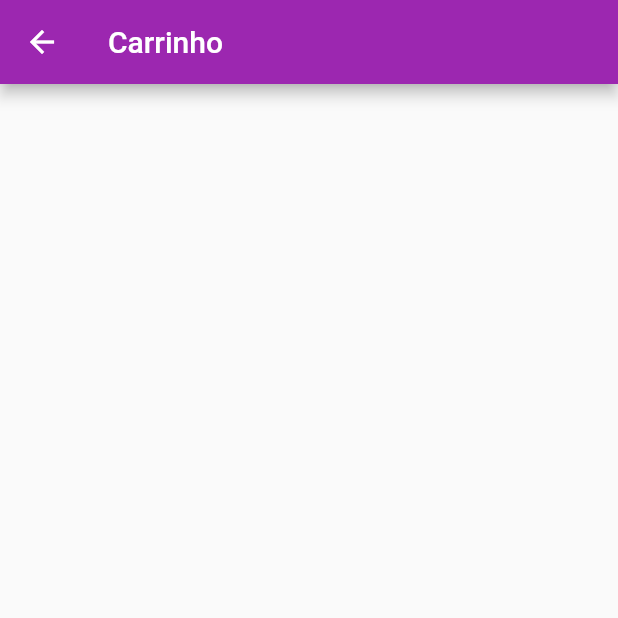
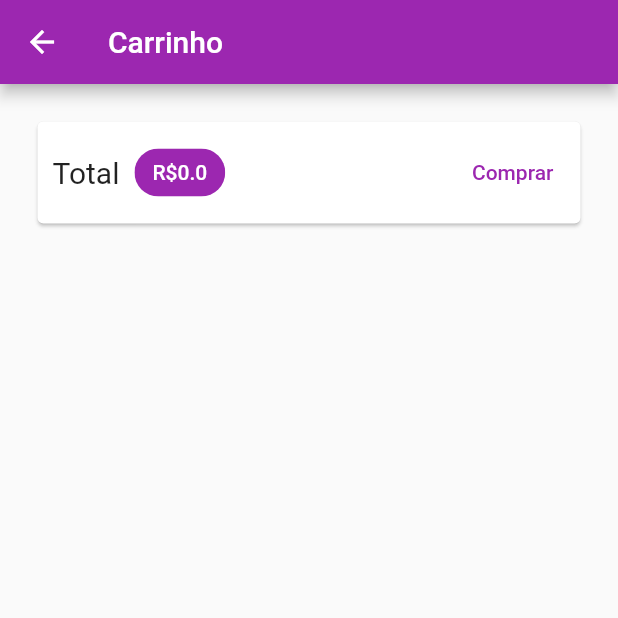
Before and after one commit to wladyband/shop_Flutter, a Flutter app: the CartPage screen opened by its route, on a phone screen of 412 x 824 dp, the top half of it. Run offline on Flutter 3.47's test engine with Material 2 defaults, Android fonts, the phone set to English and light mode, and no system bars; network calls fail.

Commit message:
trabalhando com o componente do carrinho aula 237

```diff
--- a/lib/pages/cart_page.dart
+++ b/lib/pages/cart_page.dart
@@ -1,14 +1,60 @@
 import 'package:flutter/material.dart';
+import 'package:provider/provider.dart';
+import 'package:shop/models/cart.dart';
 
 class CartPage extends StatelessWidget {
   const CartPage({Key? key}) : super(key: key);
 
   @override
   Widget build(BuildContext context) {
+    final cart = Provider.of<Cart>(
+        context,
+        listen: false
+    );
     return Scaffold(
       appBar: AppBar(
         title: Text('Carrinho'),
       ),
+      body: Column(
+        children: [
+          Card(
+            margin: const EdgeInsets.all(25),
+            child: Padding(
+              padding: const EdgeInsets.all(10),
+              child: Row(
+                mainAxisAlignment: MainAxisAlignment.spaceBetween,
+                children: [
+                  Text(
+                    'Total',
+                    style: TextStyle(
+                      fontSize: 20,
+                    ),
+                  ),
+                  SizedBox(width: 10),
+                  Chip(
+                    backgroundColor: Theme.of(context).primaryColor,
+                    label: Text(
+                        'R\$${cart.totalAmount}',
+                      style: TextStyle(
+                        color:
+                            Theme.of(context).primaryTextTheme.headline6?.color,
+                      ),
+                    ),
+                  ),
+                  Spacer(),
+                  TextButton(
+                    onPressed: () {},
+                    child: Text(
+                      'Comprar',
+                      style: TextStyle(color: Theme.of(context).primaryColor),
+                    ),
+                  ),
+                ],
+              ),
+            ),
+          )
+        ],
+      ),
     );
   }
 }
```
